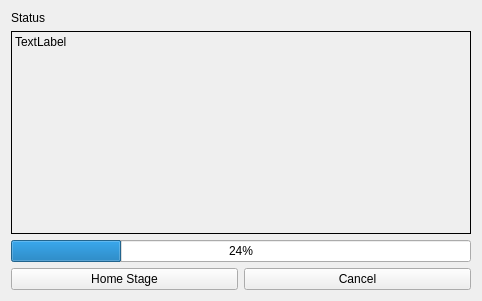
The window that btms_ui/ui/btms-homing.ui (pcdshub/btms-ui) describes before a commit, drawn with Qt 5.
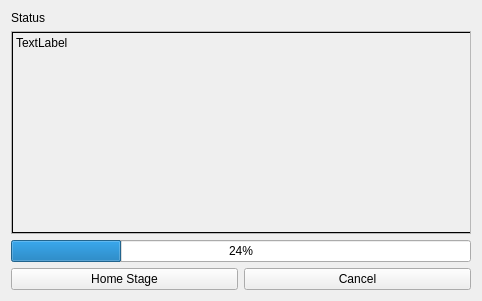
The same window after the commit.

Commit message: Add homing status text to scroll area

The edit to the form file:
```diff
--- a/btms_ui/ui/btms-homing.ui
+++ b/btms_ui/ui/btms-homing.ui
@@ -43,7 +43,28 @@
     </widget>
    </item>
    <item row="1" column="0" colspan="2">
+    <widget class="QScrollArea" name="scrollArea">
+     <property name="widgetResizable">
+      <bool>true</bool>
+     </property>
+     <widget class="QWidget" name="scrollAreaWidgetContents">
+      <property name="geometry">
+       <rect>
+        <x>0</x>
+        <y>0</y>
+        <width>462</width>
+        <height>202</height>
+       </rect>
+      </property>
     <widget class="QLabel" name="status_text">
+       <property name="geometry">
+        <rect>
+         <x>0</x>
+         <y>0</y>
+         <width>461</width>
+         <height>201</height>
+        </rect>
+       </property>
      <property name="sizePolicy">
       <sizepolicy hsizetype="Preferred" vsizetype="Expanding">
        <horstretch>0</horstretch>
@@ -74,6 +95,8 @@
      <property name="wordWrap">
       <bool>true</bool>
      </property>
+      </widget>
+     </widget>
     </widget>
    </item>
   </layout>
```
Left out of the diff: 28 changed lines with no effect on the pictures. Lines whose indentation alone changed are shown as unchanged.
